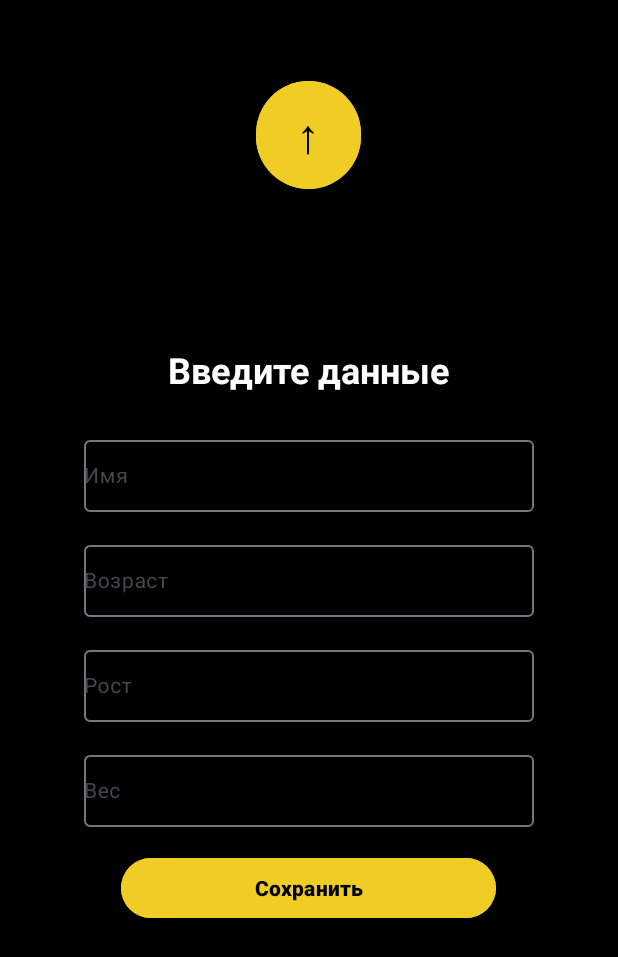
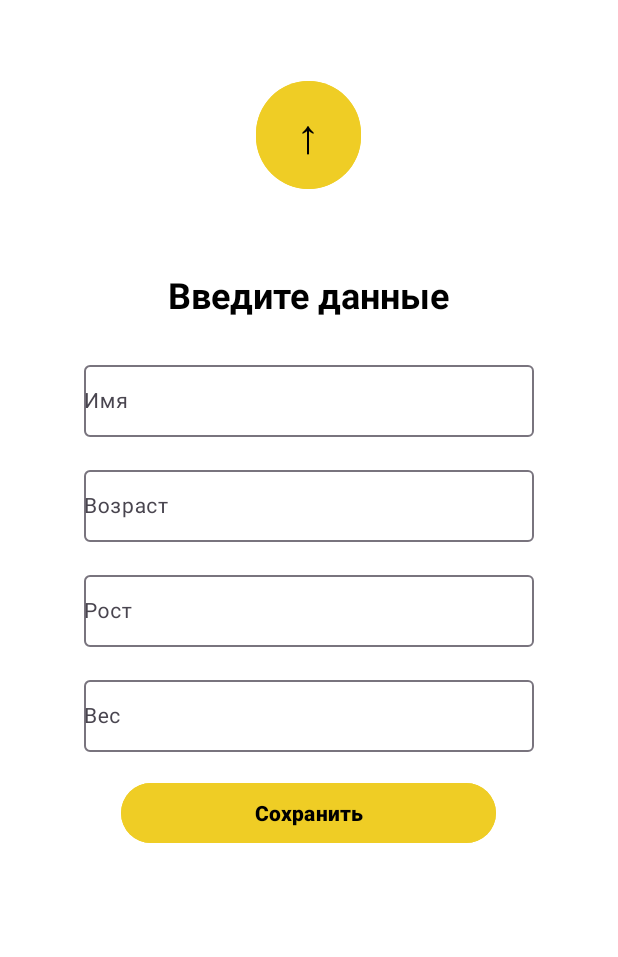
Before and after one commit to mirikyekiro/VOYproject, an Android app: the screen it shows after launch (StartScreen), after a tap on "Создать профиль", on a phone screen of 412 x 824 dp. Shown: the top 957 px of the screen. Run offline under Robolectric (Android 15) with nearby library versions, the phone set to English and light mode, and no system bars.

Commit message:
Ended create activity "Create profile"

```diff
--- a/app/build.gradle.kts
+++ b/app/build.gradle.kts
@@ -41,4 +41,5 @@ dependencies {
     testImplementation("junit:junit:4.13.2")
     androidTestImplementation("androidx.test.ext:junit:1.1.5")
     androidTestImplementation("androidx.test.espresso:espresso-core:3.5.1")
+    implementation("androidx.core:core-splashscreen:1.0.0")
 }
--- /dev/null
+++ b/app/src/main/java/com/example/voyproject/SplashActivity.java
@@ -0,0 +1,34 @@
+package com.example.voyproject;
+
+import android.app.Activity;
+import android.content.Context;
+import android.content.Intent;
+import android.content.SharedPreferences;
+import android.os.Bundle;
+
+import androidx.appcompat.app.AppCompatActivity;
+
+public class SplashActivity extends AppCompatActivity {
+
+    SharedPreferences sPref;
+    public static final String APP_PREFERENCES = "myProfile";
+    public static final String APP_PREFERENCES_NAME = "Name";
+
+    @Override
+    protected void onCreate(Bundle savedInstanceState) {
+        super.onCreate(savedInstanceState);
+
+        sPref = getSharedPreferences(APP_PREFERENCES, Context.MODE_PRIVATE);
+        SharedPreferences.Editor ed = sPref.edit();
+        if(sPref.contains(APP_PREFERENCES_NAME)) {
+            Intent intent = new Intent(this, MainMenu.class);
+            startActivity(intent);
+            finish();
+        }
+        else {
+            Intent intent2 = new Intent(this, StartScreen.class);
+            startActivity(intent2);
+            finish();
+        }
+    }
+}
--- a/app/src/main/java/com/example/voyproject/StartScreen.java
+++ b/app/src/main/java/com/example/voyproject/StartScreen.java
@@ -10,7 +10,7 @@ public class StartScreen extends AppCompatActivity {
     @Override
     protected void onCreate(Bundle savedInstanceState) {
         super.onCreate(savedInstanceState);
-        setContentView(R.layout.main_activity);
+        setContentView(R.layout.create_profile);
         getWindow().setFlags(WindowManager.LayoutParams.FLAG_LAYOUT_NO_LIMITS, WindowManager. LayoutParams.FLAG_LAYOUT_NO_LIMITS);
 
 
--- a/app/src/main/res/drawable/backround.xml
+++ b/app/src/main/res/drawable/backround.xml
@@ -4,7 +4,7 @@
         <shape>
             <gradient
                 android:angle="90"
-                android:startColor="#000000"
+                android:startColor="#FFFFFF"
                 android:endColor="#48000000">
             </gradient>
         </shape>
--- a/app/src/main/res/layout/create_profile.xml
+++ b/app/src/main/res/layout/create_profile.xml
@@ -2,7 +2,21 @@
 <androidx.constraintlayout.widget.ConstraintLayout xmlns:android="http://schemas.android.com/apk/res/android"
     android:layout_width="match_parent"
     android:layout_height="match_parent"
+    xmlns:app="http://schemas.android.com/apk/res-auto"
+    android:gravity="center"
+    android:orientation="vertical"
     android:background="@color/black">
+
+    <fragment
+        android:id="@+id/main_activity"
+        android:name="androidx.navigation.fragment.NavHostFragment"
+        android:layout_width="match_parent"
+        android:layout_height="match_parent"
+        app:defaultNavHost = "true"
+        app:navGraph = "@navigation/nav_graph">
+
+    </fragment>
+
 
 
 
--- a/app/src/main/res/layout/fragment_one.xml
+++ b/app/src/main/res/layout/fragment_one.xml
@@ -34,7 +34,7 @@
         android:layout_height="wrap_content"
         android:text="@string/String_FoodDiary"
         android:textSize="32sp"
-        android:textColor="#FFEFCD25"
+        android:textColor="#000000"
         android:textStyle="bold"
         android:layout_gravity="center">
 
@@ -43,7 +43,7 @@
     <TextView
         android:layout_width="250dp"
         android:layout_height="wrap_content"
-        android:textColor="#FFFFFF"
+        android:textColor="#000000"
         android:layout_gravity="center"
         android:textAlignment="center"
         android:text="@string/String_largeText"
--- a/app/src/main/res/layout/fragment_two.xml
+++ b/app/src/main/res/layout/fragment_two.xml
@@ -5,7 +5,7 @@
     android:layout_height="match_parent"
     xmlns:app="http://schemas.android.com/apk/res-auto"
     tools:context=".FragmentTwo"
-    android:background="@color/black">
+    android:background="@color/white">
 
     <!-- TODO: Update blank fragment layout -->
     <LinearLayout
@@ -31,11 +31,11 @@
             android:layout_width="wrap_content"
             android:layout_height="wrap_content"
             android:text="@string/String_enterTheData"
-            android:textColor="@color/white"
+            android:textColor="@color/black"
             android:textStyle="bold"
             android:textSize="24sp"
             android:layout_gravity="center"
-            android:layout_marginTop="100dp">
+            android:layout_marginTop="50dp">
         </TextView>
 
         <com.google.android.material.textfield.TextInputLayout
@@ -52,7 +52,7 @@
                 android:layout_height="48sp"
                 android:hint="@string/String_name"
                 android:textColorHint="#888888"
-                android:textColor="@color/white"
+                android:textColor="@color/black"
                 android:textSize="14sp"
 
 
@@ -73,7 +73,7 @@
                 android:layout_height="48sp"
                 android:hint="@string/String_age"
                 android:textColorHint="#888888"
-                android:textColor="@color/white"
+                android:textColor="@color/black"
                 android:textSize="14sp"
                 android:layout_gravity="start"
                 android:inputType="number">
@@ -92,7 +92,7 @@
                 android:layout_height="48sp"
                 android:hint="@string/String_height"
                 android:textColorHint="#888888"
-                android:textColor="@color/white"
+                android:textColor="@color/black"
                 android:textSize="14sp"
                 android:layout_gravity="center"
                 android:inputType="numberDecimal">
@@ -111,7 +111,7 @@
                 android:layout_height="48sp"
                 android:hint="@string/String_weigth"
                 android:textColorHint="#888888"
-                android:textColor="@color/white"
+                android:textColor="@color/black"
                 android:textSize="14sp"
                 android:layout_gravity="end"
                 android:inputType="numberDecimal">
--- a/app/src/main/res/layout/main_activity.xml
+++ b/app/src/main/res/layout/main_activity.xml
@@ -2,23 +2,5 @@
 <androidx.constraintlayout.widget.ConstraintLayout xmlns:android="http://schemas.android.com/apk/res/android"
     android:layout_width="match_parent"
     android:layout_height="match_parent"
-    xmlns:app="http://schemas.android.com/apk/res-auto"
-    android:gravity="center"
-    android:orientation="vertical"
     android:background="@color/black">
-
-    <fragment
-        android:id="@+id/main_activity"
-        android:name="androidx.navigation.fragment.NavHostFragment"
-        android:layout_width="match_parent"
-        android:layout_height="match_parent"
-        app:defaultNavHost = "true"
-        app:navGraph = "@navigation/nav_graph">
-
-    </fragment>
-
-
-
-
-
 </androidx.constraintlayout.widget.ConstraintLayout>
--- a/app/src/main/res/values-night/themes.xml
+++ b/app/src/main/res/values-night/themes.xml
@@ -4,4 +4,9 @@
         <!-- Customize your dark theme here. -->
         <!-- <item name="colorPrimary">@color/my_dark_primary</item> -->
     </style>
+
+    <style name="Theme.VOYproject.MySplash" parent="Theme.SplashScreen">
+        <item name="windowSplashScreenBackground">#000000</item>
+        <item name="postSplashScreenTheme">@style/Theme.VOYproject</item>
+    </style>
 </resources>
--- a/app/src/main/res/values/styles.xml
+++ /dev/null
@@ -1,4 +0,0 @@
-<?xml version="1.0" encoding="utf-8"?>
-<resources>
-
-</resources>
--- a/app/src/main/res/values/themes.xml
+++ b/app/src/main/res/values/themes.xml
@@ -9,4 +9,9 @@
     </style>
 
     <style name="Theme.VOYproject" parent="Base.Theme.VOYproject" />
+
+    <style name="Theme.VOYproject.MySplash" parent="Theme.SplashScreen">
+        <item name="windowSplashScreenBackground">#FFFFFF</item>
+        <item name="postSplashScreenTheme">@style/Theme.VOYproject</item>
+    </style>
 </resources>
```
Also changed, not shown: app/src/main/AndroidManifest.xml (+9 -3 lines), app/src/main/java/com/example/voyproject/CreateProfileActivity.java (deleted, +0 -28 lines), app/src/main/java/com/example/voyproject/FragmentTwo.java (+47 -117 lines), app/src/main/java/com/example/voyproject/MainMenu.java (added, +16 -0 lines).
